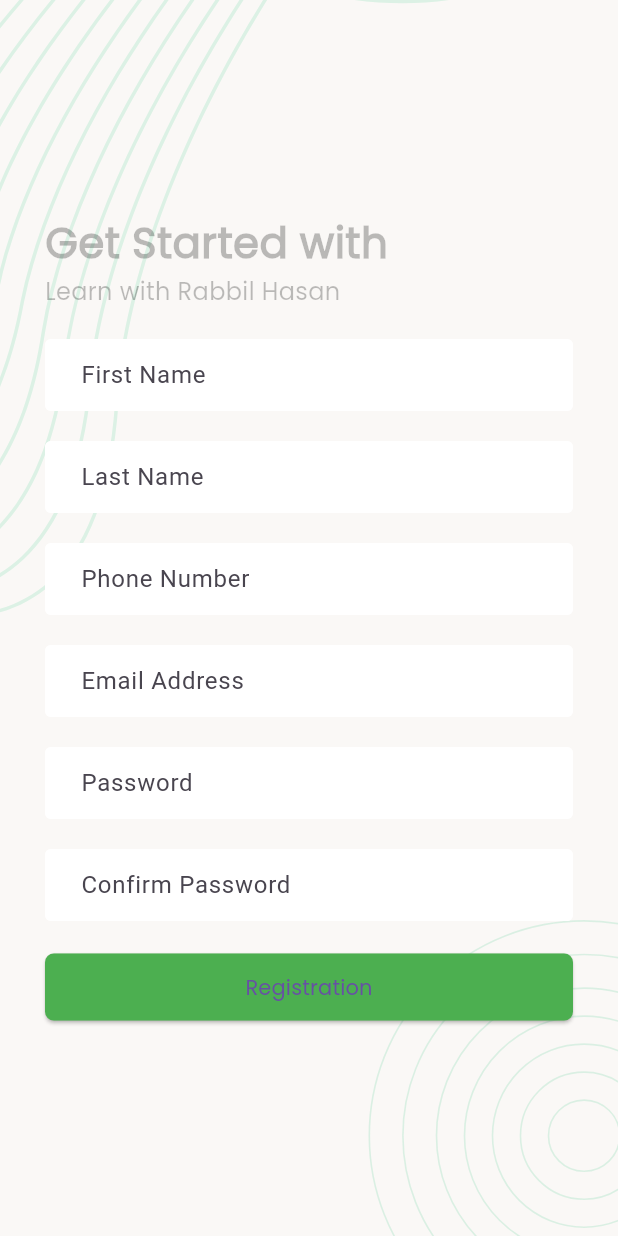
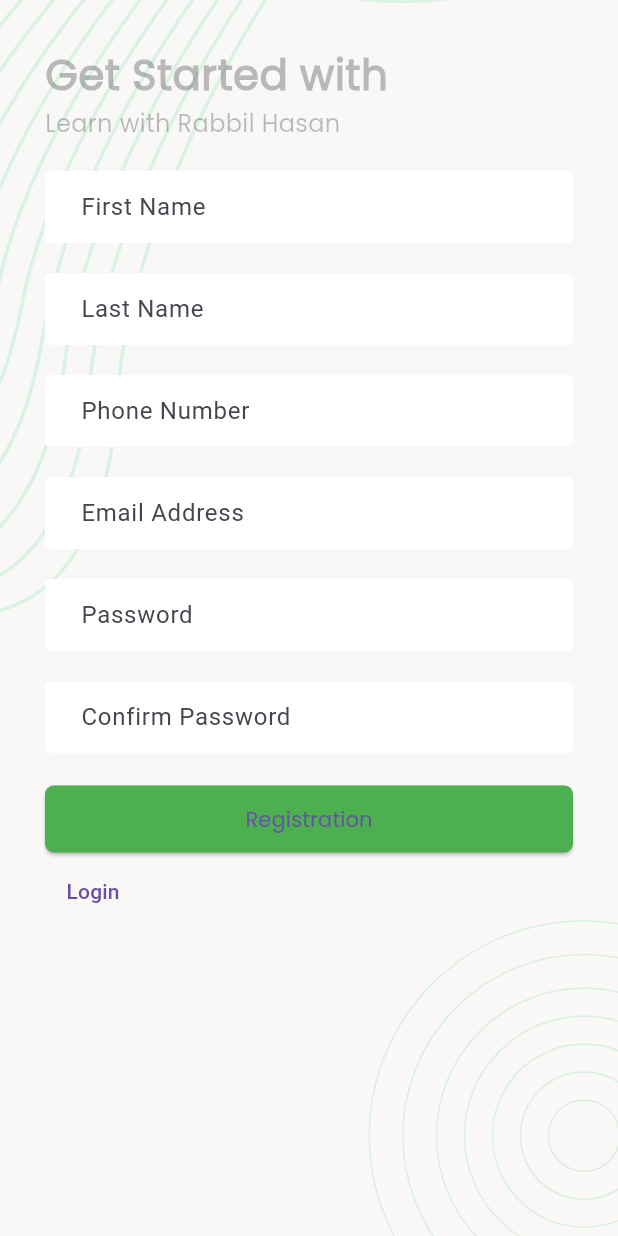
Before and after one commit to web-dev-mohsin/taskmanager, a Flutter app: the RegistrationScreen screen opened by its route, after a tap on "Registration", on a phone screen of 412 x 824 dp. Run offline on Flutter 3.47's test engine with Material 3 defaults, Android fonts, the phone set to English and light mode, and no system bars; our stand-ins replace flutter_svg, pin_code_fields, shared_preferences, toast; accounts and stored records are empty.

Commit message:
registration and email verification implemented

```diff
--- a/lib/main.dart
+++ b/lib/main.dart
@@ -6,20 +6,27 @@ import 'package:taskmanager/screen/onboarding/registration_screen.dart';
 import 'package:taskmanager/screen/onboarding/set_password_screen.dart';
 import 'package:taskmanager/screen/onboarding/splash_screen.dart';
 import 'package:taskmanager/screen/task/new_task_screen.dart';
+import 'package:taskmanager/utility/utility.dart';
 
-void main() {
-  runApp(const MyApp());
+void main() async {
+  WidgetsFlutterBinding.ensureInitialized();
+  String? token = await getUserData('token');
+  if(token ==null){
+    runApp( MyApp('/login'));
+  }else{
+    runApp( MyApp('/newTaskScreen'));
+  }
+
 }
 
 class MyApp extends StatelessWidget {
-  const MyApp({super.key});
-
-  // This widget is the root of your application.
+  final intialRoute;
+    MyApp(this.intialRoute);
   @override
   Widget build(BuildContext context) {
     return MaterialApp(
       title: 'Task Manager',
-      initialRoute: '/login',
+      initialRoute: "/login",
       routes: {
         '/':(context)=>SplashScreen(),
         '/login':(context)=>LoginScreen(),
--- a/lib/screen/onboarding/registration_screen.dart
+++ b/lib/screen/onboarding/registration_screen.dart
@@ -1,5 +1,6 @@
 import 'package:flutter/material.dart';
 
+import '../../api/api_client.dart';
 import '../../style/style.dart';
 
 class RegistrationScreen extends StatefulWidget {
@@ -10,6 +11,33 @@ class RegistrationScreen extends StatefulWidget {
 }
 
 class _RegistrationScreenState extends State<RegistrationScreen> {
+  Map<String, String> formValues = {"email":"","firstName":"","lastName":"","mobile":"","password":"","photo":"", 'cpassword':""};
+
+    inputOnchange(mapKey, mapValue){
+    setState(() {
+      formValues.update(mapKey, (value) => mapValue);
+    });
+  }
+
+  formOnSubmit() async{
+      if(formValues['email']!.isEmpty){
+        print("Email must be not empty");
+
+      }else if(formValues['firstName']!.isEmpty){
+        print("First name must be not empty");
+      }else if(formValues['password']!.isEmpty || formValues['cpassword']!.isEmpty) {
+        print("Password empty ");
+      }else if(formValues['password'] != formValues['cpassword']){
+        print("Password not matched ");
+      }else{
+       var res = await registrationRequest(formValues);
+       if(res==true){
+         print("Success");
+       }
+      }
+
+  }
+
   @override
   Widget build(BuildContext context) {
     return Scaffold(
@@ -18,6 +46,7 @@ class _RegistrationScreenState extends State<RegistrationScreen> {
           screenBackground(context),
           Container(
             padding: EdgeInsets.all(30),
+            child: SingleChildScrollView(
               child: Column(
                 crossAxisAlignment: CrossAxisAlignment.start,
                 mainAxisAlignment: MainAxisAlignment.center,
@@ -26,25 +55,52 @@ class _RegistrationScreenState extends State<RegistrationScreen> {
                   SizedBox(height: 1,),
                   Text("Learn with Rabbil Hasan", style: heading6Text(Colors.black26),),
                   SizedBox(height: 20,),
-                TextFormField(decoration: appInputDecoration("First Name"),),
+                  TextFormField(
+                    onChanged:(value){
+                        inputOnchange("firstName", value);
+                    },
+                    decoration: appInputDecoration("First Name"),),
                   SizedBox(height: 20,),
-                TextFormField(decoration: appInputDecoration("Last Name"),),
+                  TextFormField(
+                    onChanged:(value){
+                        inputOnchange("lastName", value);
+                    },decoration: appInputDecoration("Last Name"),),
                   SizedBox(height: 20,),
-                TextFormField(decoration: appInputDecoration("Phone Number"),),
+                  TextFormField(
+                    onChanged:(value){
+                        inputOnchange("mobile", value);
+                    },decoration: appInputDecoration("Phone Number"),),
                   SizedBox(height: 20,),
-                TextFormField(decoration: appInputDecoration("Email Address"),),
+
+                  TextFormField(
+                    onChanged:(value){
+                        inputOnchange("email", value);
+                    },decoration: appInputDecoration("Email Address"),),
                   SizedBox(height: 20,),
-                TextFormField(decoration: appInputDecoration("Password"),),
+                  TextFormField(
+                    onChanged:(value){
+                        inputOnchange("password", value);
+                    },decoration: appInputDecoration("Password"),),
                   SizedBox(height: 20,),
-                TextFormField(decoration: appInputDecoration("Confirm Password"),),
-                SizedBox(height: 20,),
+                  TextFormField(
+                    onChanged:(value){
+                        inputOnchange("cpassword", value);
+                    },decoration: appInputDecoration("Confirm Password"),),
+                  const SizedBox(height: 20,),
                   Container(child: ElevatedButton(
                       style: appButtonStyle(),
-                    onPressed: (){}, child: successButtonChild("Registration")),)
+                      onPressed: (){
+                        formOnSubmit();
+                      }, child: successButtonChild("Registration")),),
+
+                  TextButton(onPressed: (){
+                    Navigator.pushNamed(context, "/login");
+                  }, child: const Text("Login"))
 
 
 
                 ],
+              ),
             ),
           )
         ],
--- a/lib/screen/task/new_task_screen.dart
+++ b/lib/screen/task/new_task_screen.dart
@@ -19,10 +19,10 @@ class _PendingTaskScreenState extends State<NewTaskScreen> {
   }
 
   callUserData()async{
-    String? newemail = await getUserData("email");
-    print(newemail);
+    String? getEmail = await getUserData("email");
+
     setState(() {
-      email = newemail!;
+      email = getEmail!;
     });
   }
 
```
Also changed, not shown: lib/api/api_client.dart (+39 -9 lines), lib/screen/onboarding/email_verification_screen.dart (+29 -3 lines), lib/screen/onboarding/login_screen.dart (+20 -10 lines), lib/utility/utility.dart (+15 -5 lines), lib/style/style.dart (line endings or trailing spaces). Lines whose indentation alone changed are shown as unchanged.
